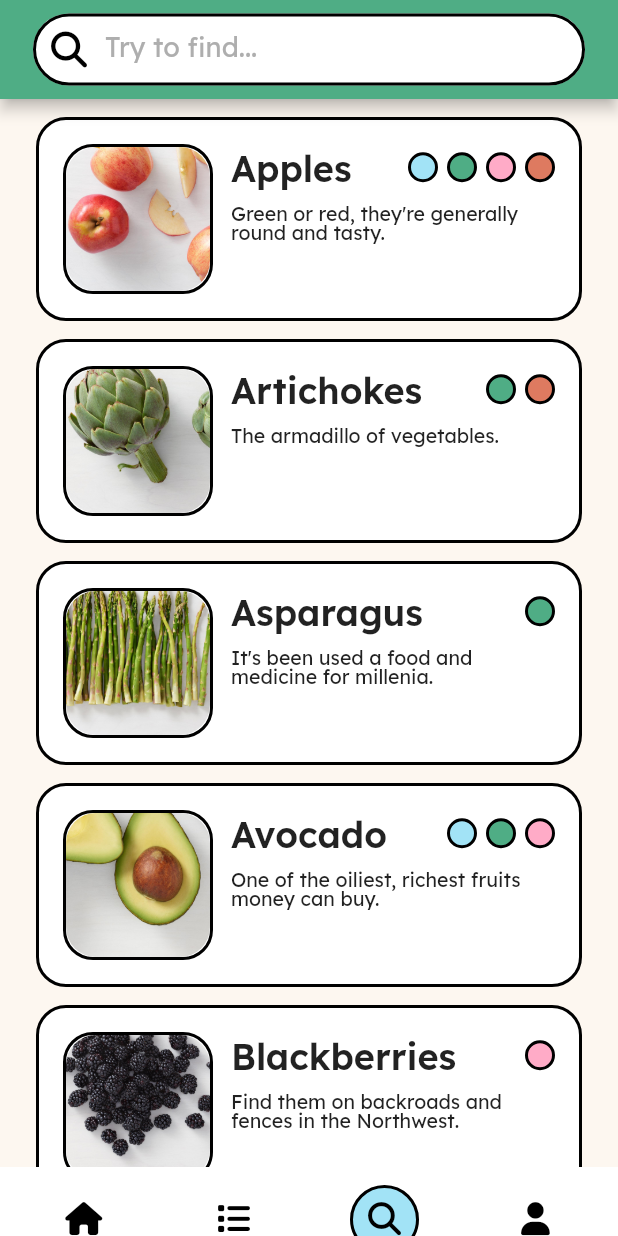
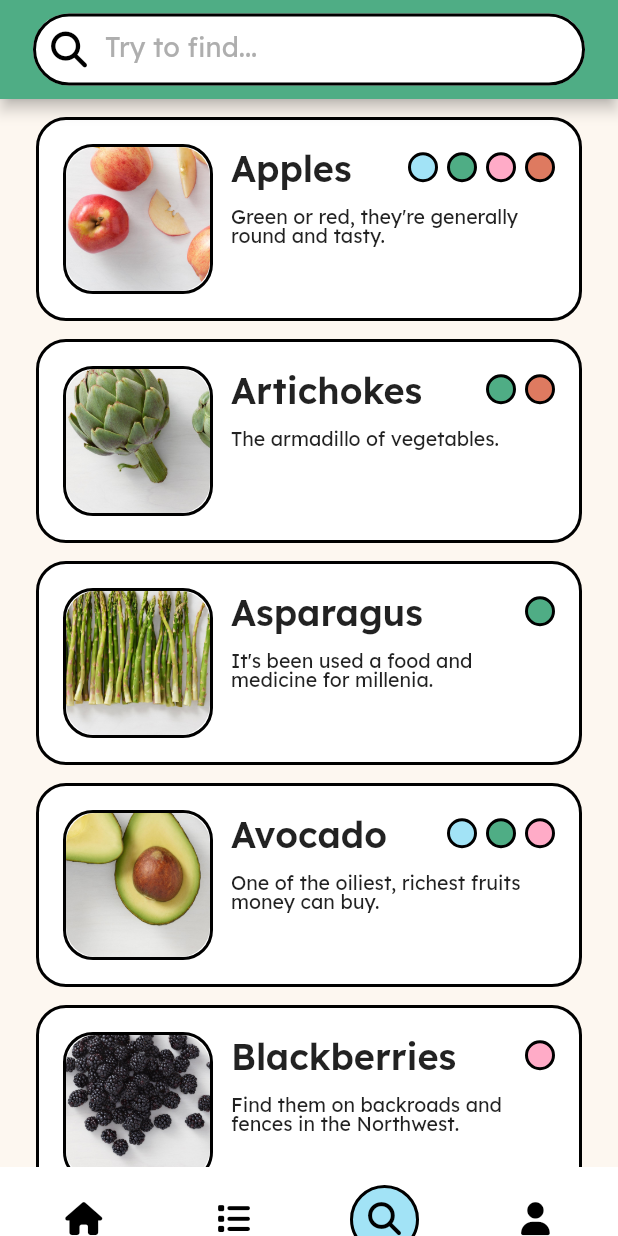
Before and after one commit to leighajarett/veggie_seasons_v2, a Flutter app: the screen it shows after launch, item 3 of the bottom bar chosen, on a phone screen of 412 x 824 dp. Run offline on Flutter 3.47's test engine with Material 2 defaults, Android fonts, the phone set to English and light mode, and no system bars; our stand-ins replace font_awesome_flutter, gap, google_fonts, shared_preferences; missing offline and left inert: dart:ffi, widgetbook, widgetbook_annotation.

Commit message:
use gap for spacing on small card

```diff
--- a/lib/components/cards/SmallVeggieCard.dart
+++ b/lib/components/cards/SmallVeggieCard.dart
@@ -8,7 +8,7 @@ import 'package:veggie_seasons_v2/styles/styles.dart';
 
 class SmallVeggieCard extends StatelessWidget {
   SmallVeggieCard({super.key, required this.veggie});
-  Veggie veggie;
+  final Veggie veggie;
   final size = Size.small;
 
   @override
@@ -36,10 +36,7 @@ class SmallVeggieCard extends StatelessWidget {
                   crossAxisAlignment: CrossAxisAlignment.start,
                   children: [
                     CardHeader(veggie: veggie, size: size),
-                    const Gap(4),
-                    SizedBox(
-                      height: $styles.padding.xs,
-                    ),
+                    Gap($styles.padding.s),
                     Text(
                       veggie.shortDescription,
                       style: $styles.text.subheading2,
```
